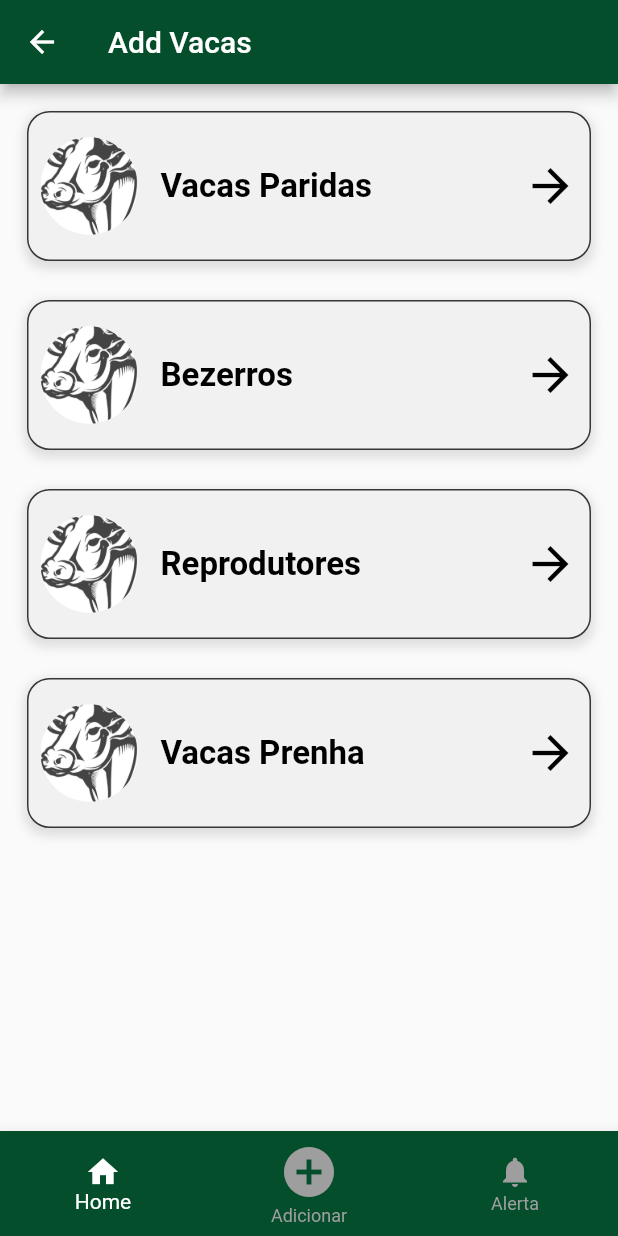
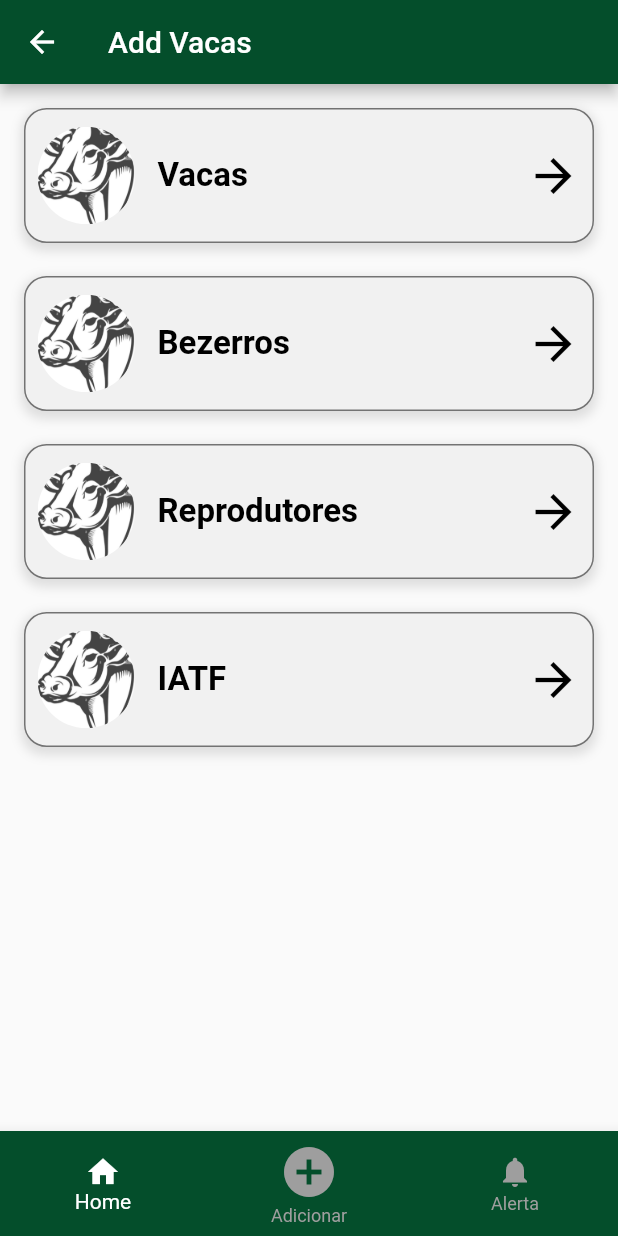
Before and after one commit to Uenderson-Mendes/GadoRepro, a Flutter app: the AddVacas screen opened by its route, on a phone screen of 412 x 824 dp. Run offline on Flutter 3.47's test engine with Material 2 defaults, Android fonts, the phone set to English and light mode, and no system bars; our stand-ins replace date_field, flutter_spinkit.

Commit message:
atualizaçao

```diff
--- /dev/null
+++ b/lib/components/constants.dart
@@ -0,0 +1,3 @@
+// TODO Implement this library.
+ int totalVacasPrenhas = 0;
+ int totalInseminadas = 0;
--- a/lib/components/desh.dart
+++ b/lib/components/desh.dart
@@ -1,11 +1,15 @@
 import 'package:flutter/material.dart';
+import 'package:reprovaca/components/constants.dart';
 import 'package:reprovaca/components/desh.dart';
 import 'dart:async';
 import 'package:reprovaca/models/list_solteira.dart';
+import 'package:reprovaca/models/list_prenha.dart';
+import 'constants.dart';
+import 'desh.dart';
+import 'constants.dart';
 
-import 'desh.dart';
 
-int? totalSolteira = ListSolteiras.totalSolteira;
+
 
 class DeshContainer extends StatefulWidget {
   const DeshContainer({Key? key}) : super(key: key);
@@ -105,7 +109,7 @@ class _DeshContainerState extends State<DeshContainer> {
                             ),
                           ),
                           Text(
-                            '${ListSolteiras.totalSolteira}',
+                            ' ',
                             style: TextStyle(
                               fontSize: 24.0,
                               fontWeight: FontWeight.bold,
@@ -124,7 +128,6 @@ class _DeshContainerState extends State<DeshContainer> {
               ],
             ),
           ),
-
           Container(
             margin: const EdgeInsets.symmetric(horizontal: 10.0),
             width: 180.0,
@@ -150,7 +153,7 @@ class _DeshContainerState extends State<DeshContainer> {
                 Padding(
                   padding: const EdgeInsets.all(8.0),
                   child: Text(
-                    'Vacas Solteiras',
+                    '',
                     style: TextStyle(
                       fontSize: 18.0,
                       fontWeight: FontWeight.bold,
@@ -196,8 +199,6 @@ class _DeshContainerState extends State<DeshContainer> {
               ],
             ),
           ),
-
-
           Container(
             margin: const EdgeInsets.symmetric(horizontal: 10.0),
             width: 180.0,
@@ -269,8 +270,6 @@ class _DeshContainerState extends State<DeshContainer> {
               ],
             ),
           ),
-
-
           Container(
             margin: const EdgeInsets.symmetric(horizontal: 10.0),
             width: 180.0,
@@ -342,8 +341,6 @@ class _DeshContainerState extends State<DeshContainer> {
               ],
             ),
           ),
-
-
           Container(
             margin: const EdgeInsets.symmetric(horizontal: 10.0),
             width: 180.0,
@@ -415,7 +412,6 @@ class _DeshContainerState extends State<DeshContainer> {
               ],
             ),
           ),
-
         ],
       ),
     );
--- a/lib/main.dart
+++ b/lib/main.dart
@@ -95,7 +95,7 @@ class _SplashScreenState extends State<SplashScreen> {
           fontWeight: FontWeight.bold,
         ),
       ),
-      SizedBox(height: 86),
+      SizedBox(height: 80),
       Container(
         width: 200,
         height: 200,
--- a/lib/models/list_parida.dart
+++ b/lib/models/list_parida.dart
@@ -7,7 +7,7 @@ import '../forms/login_page.dart';
 
 
 class ListParidas extends StatefulWidget {
-  static int? totalSolteira;
+  static int? totalparida;
 
   @override
   _ListParidasState createState() => _ListParidasState();
@@ -20,7 +20,7 @@ class _ListParidasState extends State<ListParidas> {
   List<Map<String, dynamic>> vacas = [];
   final apiUrl = 'http://10.0.0.122:8000/vacas/';
   int? userId;
-  int totalSolteira = 0;
+  int totalparida = 0;
 
   @override
   void initState() {
@@ -48,7 +48,7 @@ class _ListParidasState extends State<ListParidas> {
 
         setState(() {
           vacas = filteredVacas;
-          totalSolteira = vacas.length;
+          totalparida = vacas.length;
         });
       } else {
         showDialog(
@@ -241,6 +241,7 @@ class _ListParidasState extends State<ListParidas> {
                   if (response.statusCode == 200) {
                     Navigator.pop(context);
                     fetchVacas();
+                    // ignore: use_build_context_synchronously
                     showDialog(
                       context: context,
                       builder: (BuildContext context) {
@@ -259,6 +260,7 @@ class _ListParidasState extends State<ListParidas> {
                       },
                     );
                   } else {
+                    // ignore: use_build_context_synchronously
                     showDialog(
                       context: context,
                       builder: (BuildContext context) {
@@ -294,7 +296,7 @@ class _ListParidasState extends State<ListParidas> {
     return Scaffold(
       appBar: AppBar(
         backgroundColor: Color.fromARGB(255, 3, 52, 23),
-        title: Text('Listas Vacas'),
+        title: Text('Total Parida: ${totalparida ?? 0}'),
       ),
       body: Padding(
         padding: const EdgeInsets.all(8.0),
--- a/lib/pages/add_vacas.dart
+++ b/lib/pages/add_vacas.dart
@@ -1,5 +1,6 @@
 import 'package:flutter/material.dart';
 import 'package:reprovaca/components/hamburguer_botton.dart';
+import 'package:reprovaca/forms/login_page.dart';
 import 'package:reprovaca/forms/prenha.dart';
 import '../forms/bezerro.dart';
 import '../main.dart';
@@ -27,14 +28,14 @@ class _AddVacasState extends State<AddVacas> {
         padding: EdgeInsets.all(10.0),
         children: <Widget>[
           Container(
-            margin: const EdgeInsets.all(8.0),
-            width: 180.0,
-            height: 100.0,
+           margin: const EdgeInsets.all(6.0),
+          width: 146.0,
+          height: 90.0,
           decoration: BoxDecoration(
             color: Color.fromARGB(255, 241, 241, 241),
             borderRadius: BorderRadius.circular(15.0),
             border: Border.all(
-                color: Color.fromARGB(255, 54, 54, 54),
+              color: Color.fromARGB(255, 115, 115, 115),
               width: 1.0,
             ),
               boxShadow: [
@@ -74,7 +75,7 @@ class _AddVacasState extends State<AddVacas> {
                       mainAxisAlignment: MainAxisAlignment.center,
                       children: [
                         Text(
-                          'Vacas Paridas',
+                          'Vacas',
                           style: TextStyle(
                             fontSize: 22.0,
                             fontWeight: FontWeight.bold,
@@ -95,14 +96,14 @@ class _AddVacasState extends State<AddVacas> {
           ),
           SizedBox(height: 10),
           Container(
-            margin: const EdgeInsets.all(8.0),
-            width: 180.0,
-            height: 100.0,
+             margin: const EdgeInsets.all(6.0),
+          width: 146.0,
+          height: 90.0,
           decoration: BoxDecoration(
             color: Color.fromARGB(255, 241, 241, 241),
             borderRadius: BorderRadius.circular(15.0),
             border: Border.all(
-                color: Color.fromARGB(255, 54, 54, 54),
+              color: Color.fromARGB(255, 115, 115, 115),
               width: 1.0,
             ),
               boxShadow: [
@@ -163,14 +164,14 @@ class _AddVacasState extends State<AddVacas> {
           ),
  SizedBox(height: 10),
            Container(
-            margin: const EdgeInsets.all(8.0),
-            width: 180.0,
-            height: 100.0,
+          margin: const EdgeInsets.all(6.0),
+          width: 146.0,
+          height: 90.0,
           decoration: BoxDecoration(
             color: Color.fromARGB(255, 241, 241, 241),
             borderRadius: BorderRadius.circular(15.0),
             border: Border.all(
-                color: Color.fromARGB(255, 54, 54, 54),
+              color: Color.fromARGB(255, 115, 115, 115),
               width: 1.0,
             ),
               boxShadow: [
@@ -231,14 +232,14 @@ class _AddVacasState extends State<AddVacas> {
           ),
           SizedBox(height: 10,),
             Container(
-            margin: const EdgeInsets.all(8.0),
-            width: 180.0,
-            height: 100.0,
+         margin: const EdgeInsets.all(6.0),
+          width: 146.0,
+          height: 90.0,
           decoration: BoxDecoration(
             color: Color.fromARGB(255, 241, 241, 241),
             borderRadius: BorderRadius.circular(15.0),
             border: Border.all(
-                color: Color.fromARGB(255, 54, 54, 54),
+              color: Color.fromARGB(255, 115, 115, 115),
               width: 1.0,
             ),
               boxShadow: [
@@ -254,7 +255,7 @@ class _AddVacasState extends State<AddVacas> {
              onPressed: () {
               Navigator.push(
                 context,
-                MaterialPageRoute(builder: (context) => PrenhaAdd()),
+                MaterialPageRoute(builder: (context) => LoginPage()),
               );
             },
               style: ButtonStyle(
@@ -278,7 +279,7 @@ class _AddVacasState extends State<AddVacas> {
                       mainAxisAlignment: MainAxisAlignment.center,
                       children: [
                         Text(
-                          'Vacas Prenha',
+                          'IATF',
                           style: TextStyle(
                             fontSize: 22.0,
                             fontWeight: FontWeight.bold,
```
Also changed, not shown: lib/components/cards_categoria.dart (+29 -29 lines), lib/components/hamburguer.dart (+35 -10 lines), lib/home.dart (+43 -5 lines), lib/models/list_inseminada.dart (+24 -33 lines), lib/models/list_nocio.dart (+24 -33 lines), lib/models/list_prenha.dart (+12 -5 lines). Lines whose indentation alone changed are shown as unchanged.
